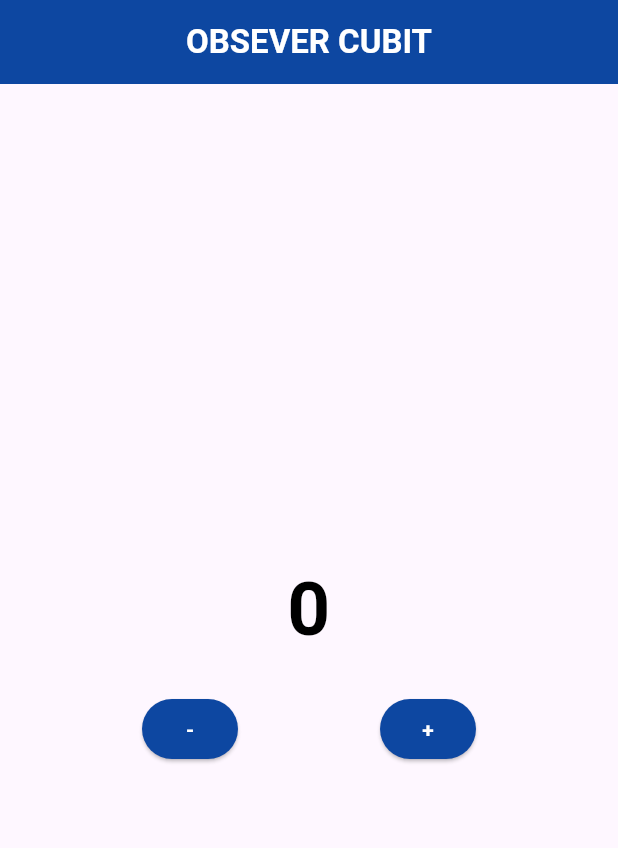
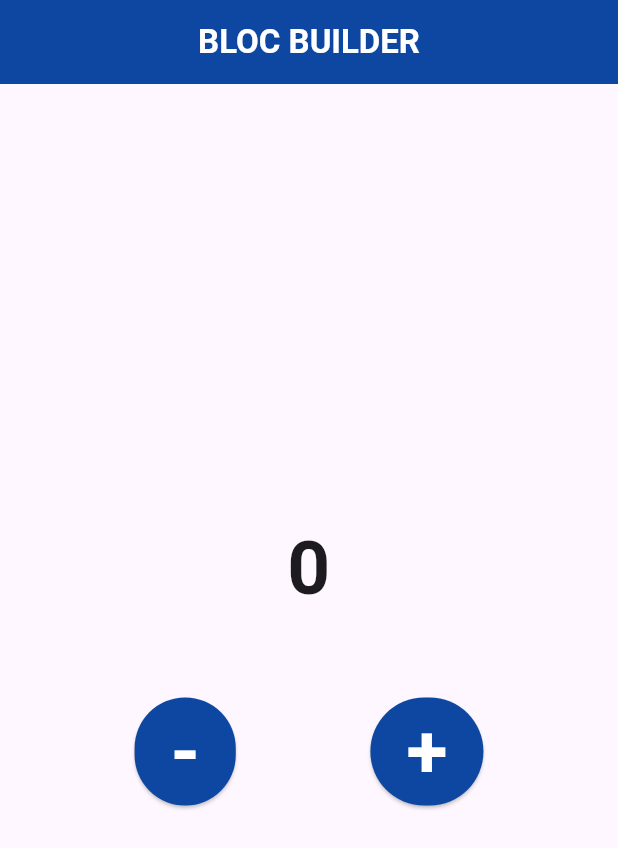
Before and after one commit to iqbalsuwandi20/state-managemet-bloc, a Flutter app: the screen it shows after launch, on a phone screen of 412 x 824 dp. Shown: the top 848 px of the screen. Run offline on Flutter 3.47's test engine with Material 3 defaults, Android fonts, the light colour scheme and no system bars; our stand-ins replace bloc, flutter_bloc.

Commit message:
bloc builder

```diff
--- /dev/null
+++ b/lib/controllers/counter.dart
@@ -0,0 +1,27 @@
+import 'package:bloc/bloc.dart';
+
+class Counter extends Cubit<int> {
+  Counter({this.initialData = 0}) : super(initialData);
+
+  int initialData;
+
+  void increment() => emit(state + 1);
+
+  void decrement() => emit(state - 1);
+
+  @override
+  void onChange(Change<int> change) {
+    super.onChange(change);
+
+    // ignore: avoid_print
+    print(change);
+  }
+
+  @override
+  void onError(Object error, StackTrace stackTrace) {
+    super.onError(error, stackTrace);
+
+    // ignore: avoid_print
+    print(error);
+  }
+}
--- a/lib/main.dart
+++ b/lib/main.dart
@@ -1,5 +1,6 @@
-import 'package:bloc/bloc.dart';
 import 'package:flutter/material.dart';
+
+import 'pages/home.dart';
 
 void main() {
   runApp(const MyApp());
@@ -16,116 +17,3 @@ class MyApp extends StatelessWidget {
     );
   }
 }
-
-class CounterCubit extends Cubit<int> {
-  CounterCubit({this.initialData = 0}) : super(initialData);
-
-  int initialData;
-  int? next;
-  int? current;
-
-  void tambahData() {
-    emit(state + 1);
-  }
-
-  void kurangData() {
-    emit(state - 1);
-  }
-
-  // Obsever
-  @override
-  void onChange(Change<int> change) {
-    super.onChange(change);
-
-    // ignore: avoid_print
-    print(change);
-  }
-
-  @override
-  void onError(Object error, StackTrace stackTrace) {
-    super.onError(error, stackTrace);
-
-    // ignore: avoid_print
-    print(error);
-  }
-}
-
-// ignore: must_be_immutable
-class HomePage extends StatelessWidget {
-  HomePage({super.key});
-
-  CounterCubit myCounter = CounterCubit(initialData: 0);
-
-  @override
-  Widget build(BuildContext context) {
-    return Scaffold(
-      appBar: AppBar(
-        title: Text(
-          "Obsever Cubit".toUpperCase(),
-          style: const TextStyle(
-            color: Colors.white,
-            fontWeight: FontWeight.bold,
-          ),
-        ),
-        backgroundColor: Colors.blue[900],
-        centerTitle: true,
-      ),
-      body: Column(
-        mainAxisAlignment: MainAxisAlignment.center,
-        children: [
-          StreamBuilder(
-            initialData: myCounter.initialData,
-            stream: myCounter.stream,
-            builder: (context, snapshot) {
-              return Text(
-                "${snapshot.data}",
-                textAlign: TextAlign.center,
-                style: const TextStyle(
-                  color: Colors.black,
-                  fontSize: 50,
-                  fontWeight: FontWeight.bold,
-                ),
-              );
-            },
-          ),
-          const SizedBox(
-            height: 20,
-          ),
-          Row(
-            mainAxisAlignment: MainAxisAlignment.spaceEvenly,
-            children: [
-              ElevatedButton(
-                style:
-                    ElevatedButton.styleFrom(backgroundColor: Colors.blue[900]),
-                onPressed: () {
-                  myCounter.kurangData();
-                },
-                child: const Text(
-                  "-",
-                  style: TextStyle(
-                    color: Colors.white,
-                    fontWeight: FontWeight.bold,
-                  ),
-                ),
-              ),
-              ElevatedButton(
-                style:
-                    ElevatedButton.styleFrom(backgroundColor: Colors.blue[900]),
-                onPressed: () {
-                  myCounter.tambahData();
-                },
-                child: const Text(
-                  "+",
-                  style: TextStyle(
-                    color: Colors.white,
-                    fontWeight: FontWeight.bold,
-                  ),
-                ),
-              ),
-            ],
-          ),
-        ],
-      ),
-    );
-  }
-}
--- /dev/null
+++ b/lib/pages/home.dart
@@ -0,0 +1,90 @@
+import 'package:flutter/material.dart';
+import 'package:flutter_bloc/flutter_bloc.dart';
+
+import '../controllers/counter.dart';
+
+class HomePage extends StatelessWidget {
+  HomePage({super.key});
+
+  final Counter myCounter = Counter();
+
+  @override
+  Widget build(BuildContext context) {
+    return Scaffold(
+      appBar: AppBar(
+        title: Text(
+          "Bloc Builder".toUpperCase(),
+          style: const TextStyle(
+            color: Colors.white,
+            fontWeight: FontWeight.bold,
+          ),
+        ),
+        backgroundColor: Colors.blue[900],
+        centerTitle: true,
+      ),
+      body: Column(
+        mainAxisAlignment: MainAxisAlignment.center,
+        children: [
+          BlocBuilder<Counter, int>(
+            bloc: myCounter,
+            buildWhen: (previous, current) {
+              if (current % 2 == 0) {
+                return true;
+              } else {
+                return false;
+              }
+            },
+            builder: (context, state) {
+              return Text(
+                "$state",
+                textAlign: TextAlign.center,
+                style: const TextStyle(
+                  fontSize: 50,
+                  fontWeight: FontWeight.bold,
+                ),
+              );
+            },
+          ),
+          const SizedBox(
+            height: 50,
+          ),
+          Row(
+            mainAxisAlignment: MainAxisAlignment.spaceEvenly,
+            children: [
+              ElevatedButton(
+                style:
+                    ElevatedButton.styleFrom(backgroundColor: Colors.blue[900]),
+                onPressed: () {
+                  myCounter.decrement();
+                },
+                child: const Text(
+                  "-",
+                  style: TextStyle(
+                    color: Colors.white,
+                    fontSize: 50,
+                    fontWeight: FontWeight.bold,
+                  ),
+                ),
+              ),
+              ElevatedButton(
+                style:
+                    ElevatedButton.styleFrom(backgroundColor: Colors.blue[900]),
+                onPressed: () {
+                  myCounter.increment();
+                },
+                child: const Text(
+                  "+",
+                  style: TextStyle(
+                    color: Colors.white,
+                    fontSize: 50,
+                    fontWeight: FontWeight.bold,
+                  ),
+                ),
+              ),
+            ],
+          ),
+        ],
+      ),
+    );
+  }
+}
```
